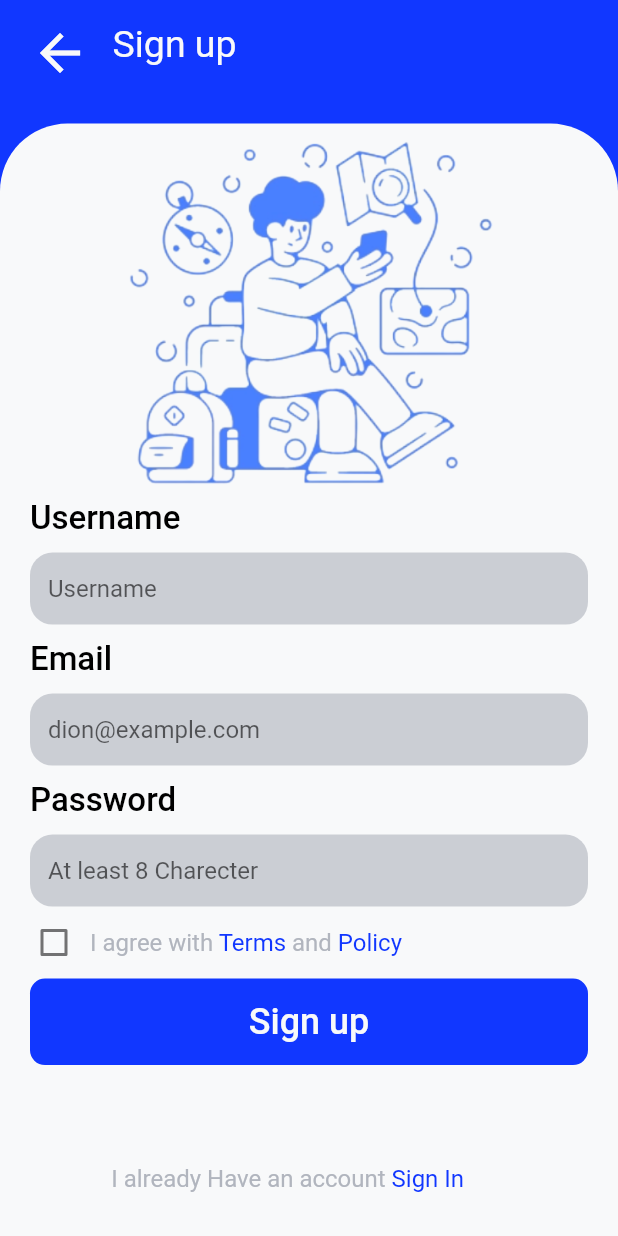
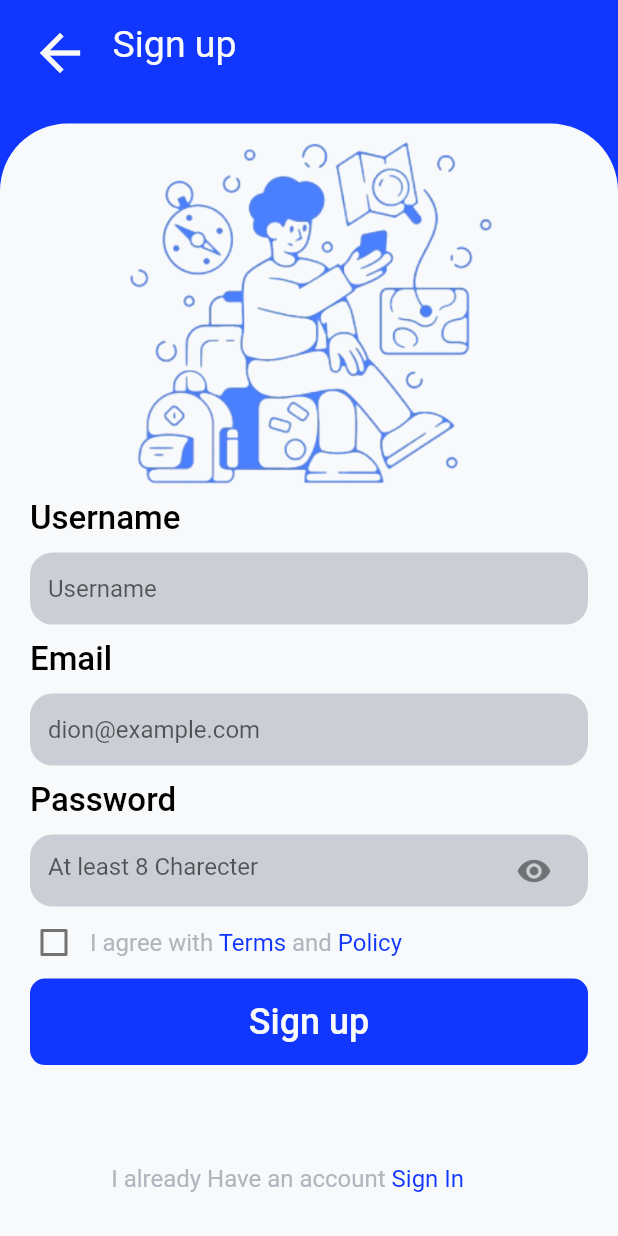
Before and after one commit to faysalneowaz/loginSignup, a Flutter app: the screen it shows after launch, on a phone screen of 412 x 824 dp. Run offline on Flutter 3.47's test engine with Material 2 defaults, Android fonts, the phone set to English and light mode, and no system bars.

Commit message:
Password visibility

```diff
--- a/lib/signin/signin.dart
+++ b/lib/signin/signin.dart
@@ -38,11 +38,7 @@ class Signin extends StatelessWidget {
                         left: MediaQuery.of(context).size.width * 0.09),
                     child: Image.asset("assets/images/login.png"),
                   ),
-                  InputField(
-                    headerText: "Username",
-                    hintTexti: "Username",
-                    visible: false,
-                  ),
+                  InputField(headerText: "Username", hintTexti: "Username"),
                   const SizedBox(
                     height: 10,
                   ),
@@ -54,11 +50,9 @@ class Signin extends StatelessWidget {
                   // const SizedBox(
                   //   height: 10,
                   // ),
-                  InputField(
-                    headerText: "Password",
-                    hintTexti: "At least 8 Charecter",
-                    visible: true,
-                  ),
+                  InputFieldPassword(
+                      headerText: "Password",
+                      hintTexti: "At least 8 Charecter"),
 
                   Row(
                     mainAxisAlignment: MainAxisAlignment.spaceBetween,
@@ -186,12 +180,7 @@ class _CheckerBoxState extends State<CheckerBox> {
 class InputField extends StatelessWidget {
   String headerText;
   String hintTexti;
-  bool visible;
-  InputField(
-      {Key? key,
-      required this.headerText,
-      required this.hintTexti,
-      required this.visible})
+  InputField({Key? key, required this.headerText, required this.hintTexti})
       : super(key: key);
 
   @override
@@ -237,6 +226,70 @@ class InputField extends StatelessWidget {
   }
 }
 
+class InputFieldPassword extends StatefulWidget {
+  String headerText;
+  String hintTexti;
+
+  InputFieldPassword(
+      {Key? key, required this.headerText, required this.hintTexti})
+      : super(key: key);
+
+  @override
+  State<InputFieldPassword> createState() => _InputFieldPasswordState();
+}
+
+class _InputFieldPasswordState extends State<InputFieldPassword> {
+  bool _visible = true;
+
+  @override
+  Widget build(BuildContext context) {
+    return Column(
+      crossAxisAlignment: CrossAxisAlignment.start,
+      children: [
+        Container(
+          margin: const EdgeInsets.only(
+            left: 20,
+            right: 20,
+            bottom: 10,
+          ),
+          child: Text(
+            widget.headerText,
+            style: const TextStyle(
+                color: Colors.black, fontSize: 22, fontWeight: FontWeight.w500),
+          ),
+        ),
+        Container(
+          margin: const EdgeInsets.only(left: 20, right: 20),
+          decoration: BoxDecoration(
+            color: grayshade.withOpacity(0.5),
+            // border: Border.all(
+            //   width: 1,
+            // ),
+            borderRadius: BorderRadius.circular(15),
+          ),
+          child: Padding(
+            padding: const EdgeInsets.symmetric(horizontal: 12.0),
+            child: TextField(
+              obscureText: _visible,
+              decoration: InputDecoration(
+                  hintText: widget.hintTexti,
+                  border: InputBorder.none,
+                  suffixIcon: IconButton(
+                      icon: Icon(
+                          _visible ? Icons.visibility : Icons.visibility_off),
+                      onPressed: () {
+                        setState(() {
+                          _visible = !_visible;
+                        });
+                      })),
+            ),
+          ),
+        ),
+      ],
+    );
+  }
+}
+
 class TopSginin extends StatelessWidget {
   const TopSginin({
     Key? key,
--- a/lib/signup/signup.dart
+++ b/lib/signup/signup.dart
@@ -38,26 +38,18 @@ class SignUp extends StatelessWidget {
                         left: MediaQuery.of(context).size.width * 0.09),
                     child: Image.asset("assets/images/login.png"),
                   ),
-                  InputField(
-                    headerText: "Username",
-                    hintTexti: "Username",
-                    visible: false,
-                  ),
+                  InputField(headerText: "Username", hintTexti: "Username"),
                   const SizedBox(
                     height: 10,
                   ),
                   InputField(
-                    headerText: "Email",
-                    hintTexti: "dion@example.com",
-                    visible: false,
-                  ),
+                      headerText: "Email", hintTexti: "dion@example.com"),
                   const SizedBox(
                     height: 10,
                   ),
-                  InputField(
+                  InputFieldPassword(
                     headerText: "Password",
                     hintTexti: "At least 8 Charecter",
-                    visible: true,
                   ),
                   const CheckerBox(),
                   InkWell(
@@ -177,12 +169,7 @@ class _CheckerBoxState extends State<CheckerBox> {
 class InputField extends StatelessWidget {
   String headerText;
   String hintTexti;
-  bool visible;
-  InputField(
-      {Key? key,
-      required this.headerText,
-      required this.hintTexti,
-      required this.visible})
+  InputField({Key? key, required this.headerText, required this.hintTexti})
       : super(key: key);
 
   @override
@@ -228,6 +215,70 @@ class InputField extends StatelessWidget {
   }
 }
 
+class InputFieldPassword extends StatefulWidget {
+  String headerText;
+  String hintTexti;
+
+  InputFieldPassword(
+      {Key? key, required this.headerText, required this.hintTexti})
+      : super(key: key);
+
+  @override
+  State<InputFieldPassword> createState() => _InputFieldPasswordState();
+}
+
+class _InputFieldPasswordState extends State<InputFieldPassword> {
+  bool _visible = true;
+
+  @override
+  Widget build(BuildContext context) {
+    return Column(
+      crossAxisAlignment: CrossAxisAlignment.start,
+      children: [
+        Container(
+          margin: const EdgeInsets.only(
+            left: 20,
+            right: 20,
+            bottom: 10,
+          ),
+          child: Text(
+            widget.headerText,
+            style: const TextStyle(
+                color: Colors.black, fontSize: 22, fontWeight: FontWeight.w500),
+          ),
+        ),
+        Container(
+          margin: const EdgeInsets.only(left: 20, right: 20),
+          decoration: BoxDecoration(
+            color: grayshade.withOpacity(0.5),
+            // border: Border.all(
+            //   width: 1,
+            // ),
+            borderRadius: BorderRadius.circular(15),
+          ),
+          child: Padding(
+            padding: const EdgeInsets.symmetric(horizontal: 12.0),
+            child: TextField(
+              obscureText: _visible,
+              decoration: InputDecoration(
+                  hintText: widget.hintTexti,
+                  border: InputBorder.none,
+                  suffixIcon: IconButton(
+                      icon: Icon(
+                          _visible ? Icons.visibility : Icons.visibility_off),
+                      onPressed: () {
+                        setState(() {
+                          _visible = !_visible;
+                        });
+                      })),
+            ),
+          ),
+        ),
+      ],
+    );
+  }
+}
+
 class TopSginup extends StatelessWidget {
   const TopSginup({
     Key? key,
```
